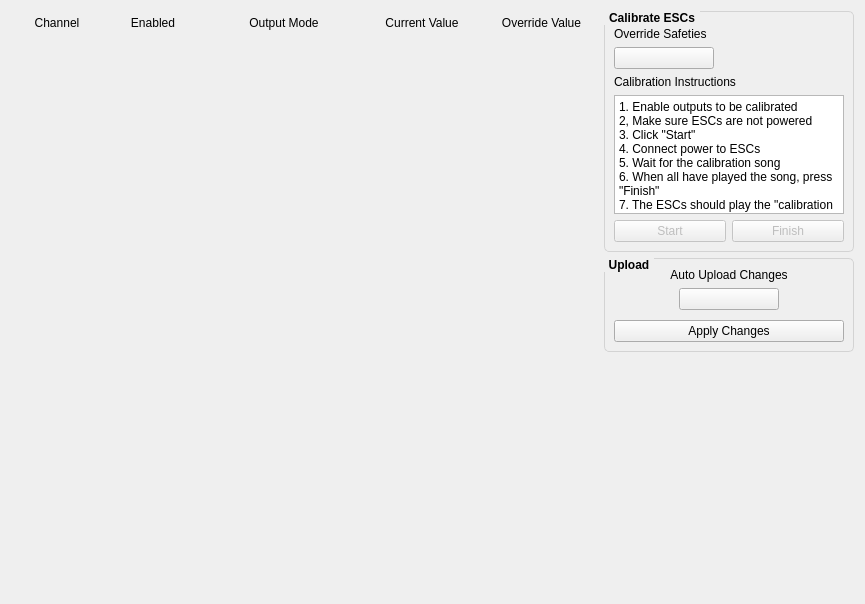
korken89/kfly_gui, file ui_rc_output.ui: the form before one commit.
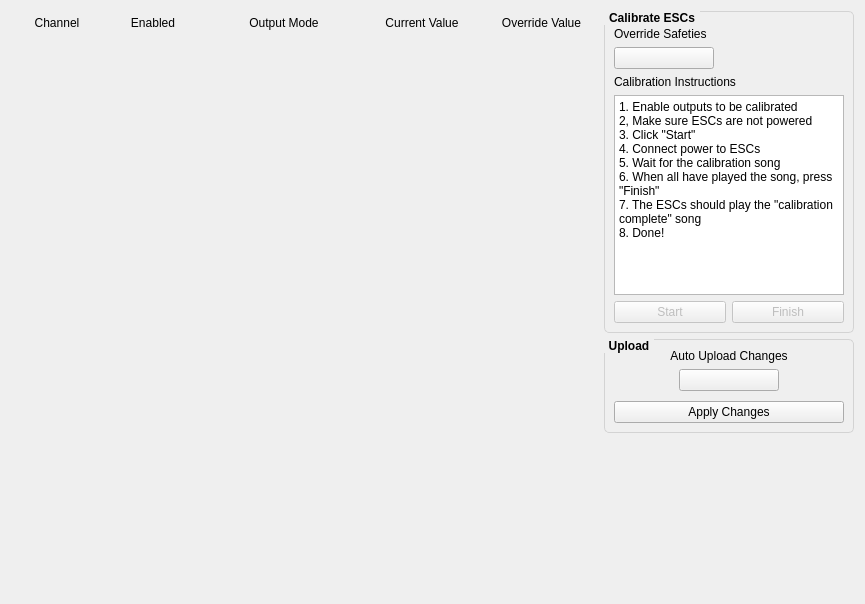
The form after the commit. Custom widgets are drawn as their Qt base class.

Patch:
```diff
--- a/ui_rc_output.ui
+++ b/ui_rc_output.ui
@@ -235,7 +235,7 @@
             <property name="minimumSize">
              <size>
               <width>0</width>
-              <height>0</height>
+              <height>200</height>
              </size>
             </property>
             <property name="maximumSize">
```
